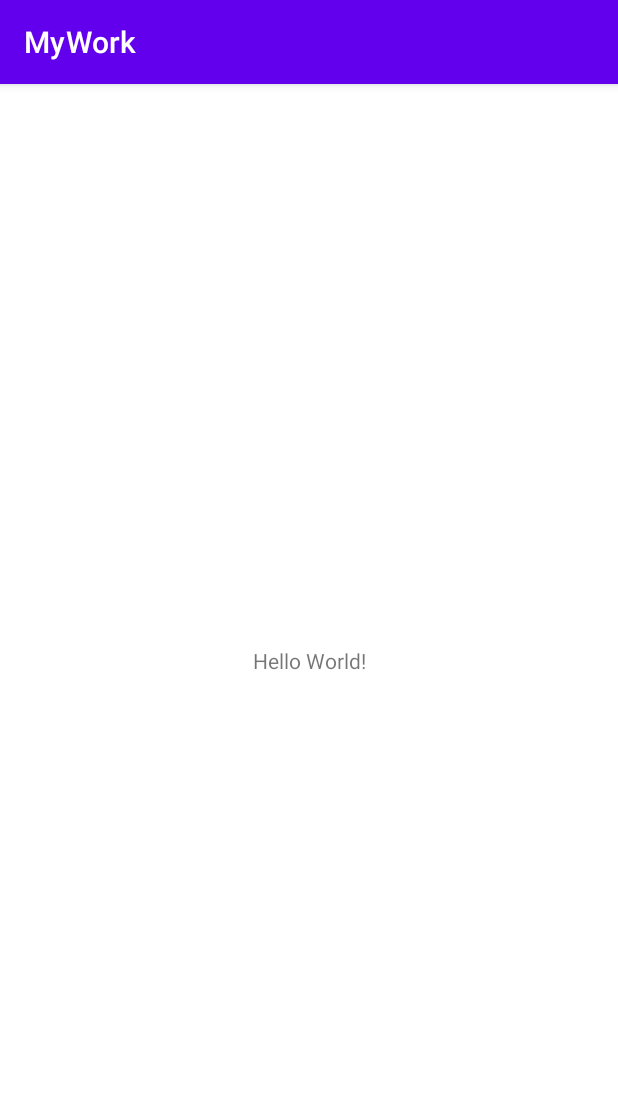
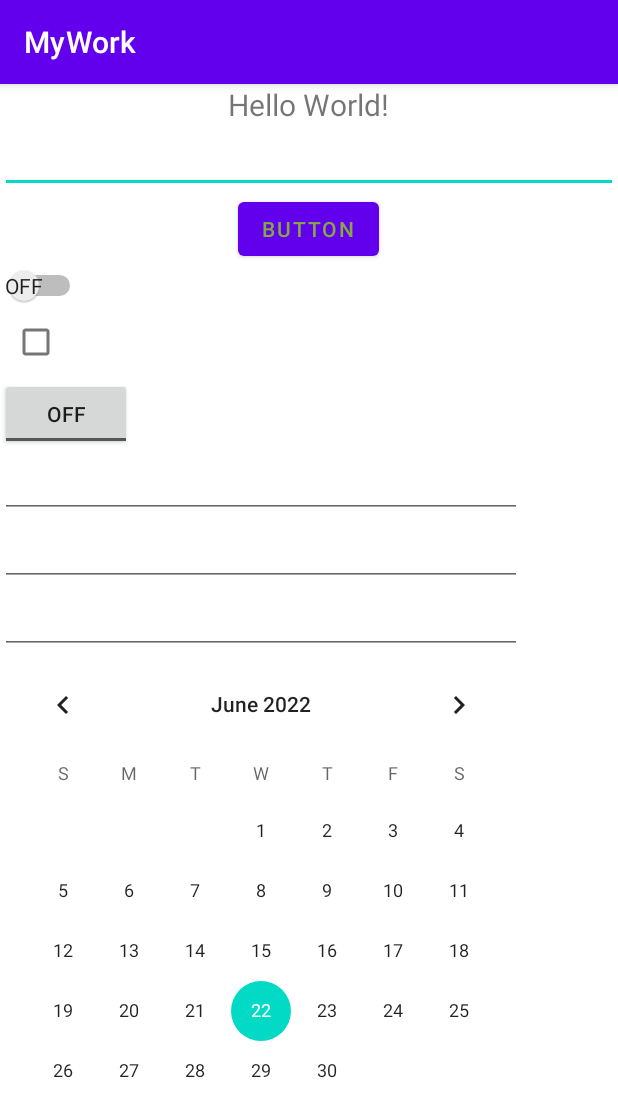
Before and after one commit to m228co/MyWork, an Android app: the screen it shows after launch (MainActivity), on a phone screen of 412 x 824 dp. Shown: the top 1117 px of the screen. Run offline under Robolectric (Android 15) with nearby library versions, the phone set to English and light mode, and no system bars.

Commit message:
Первая домашняя работа

```diff
--- a/app/src/main/res/layout/activity_main.xml
+++ b/app/src/main/res/layout/activity_main.xml
@@ -1,18 +1,78 @@
 <?xml version="1.0" encoding="utf-8"?>
-<androidx.constraintlayout.widget.ConstraintLayout xmlns:android="http://schemas.android.com/apk/res/android"
+<LinearLayout xmlns:android="http://schemas.android.com/apk/res/android"
     xmlns:app="http://schemas.android.com/apk/res-auto"
     xmlns:tools="http://schemas.android.com/tools"
     android:layout_width="match_parent"
     android:layout_height="match_parent"
+    android:orientation="vertical"
     tools:context=".MainActivity">
 
     <TextView
         android:layout_width="wrap_content"
         android:layout_height="wrap_content"
+        android:layout_gravity="center"
         android:text="Hello World!"
-        app:layout_constraintBottom_toBottomOf="parent"
-        app:layout_constraintLeft_toLeftOf="parent"
-        app:layout_constraintRight_toRightOf="parent"
-        app:layout_constraintTop_toTopOf="parent" />
+        android:textSize="20dp" />
 
-</androidx.constraintlayout.widget.ConstraintLayout>
+    <EditText
+        android:layout_width="match_parent"
+        android:layout_height="wrap_content" />
+
+    <Button
+        android:id="@+id/Button"
+        android:layout_width="wrap_content"
+        android:layout_height="wrap_content"
+        android:layout_gravity="center"
+        android:text="Button"
+        android:textColor="#84A842"
+
+        />
+
+    <Switch
+        android:id="@+id/Switch"
+        android:layout_width="wrap_content"
+        android:layout_height="wrap_content"
+        android:textOff="off"
+        android:textOn="on"
+        android:showText="true"
+
+        />
+
+    <CheckBox
+        android:id="@+id/checkbox"
+        android:layout_width="wrap_content"
+        android:layout_height="wrap_content" />
+
+    <ToggleButton
+        android:id="@+id/togglebutton"
+        android:layout_width="wrap_content"
+        android:layout_height="wrap_content" />
+    <LinearLayout
+        android:layout_width="wrap_content"
+        android:layout_height="wrap_content"
+        android:orientation="vertical">
+        <EditText
+            android:layout_height="wrap_content"
+            android:layout_width="match_parent"
+            android:inputType="date"
+            />
+        <EditText
+            android:layout_height="wrap_content"
+            android:layout_width="match_parent"
+            android:inputType="text"/>
+        <EditText
+            android:layout_height="wrap_content"
+            android:layout_width="match_parent"
+            android:inputType="numberPassword"/>
+
+        <CalendarView
+            android:id="@+id/calendarView"
+            android:layout_width="match_parent"
+            android:layout_height="wrap_content" />
+
+
+    </LinearLayout>
+
+
+
+</LinearLayout>
```
